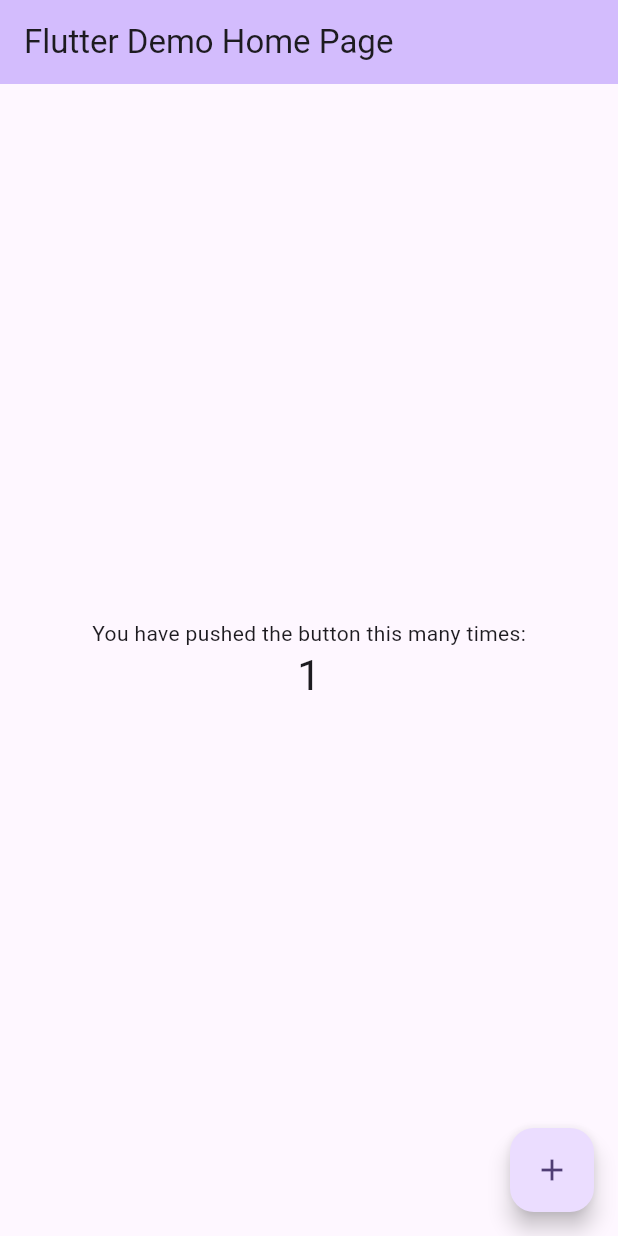
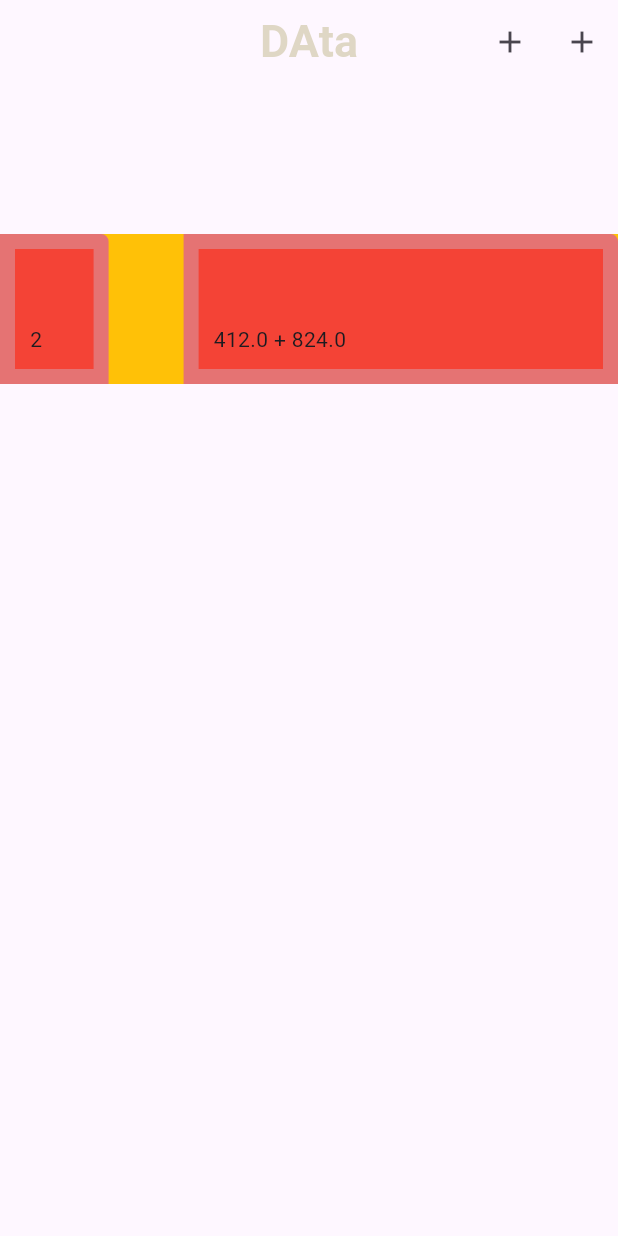
Before and after one commit to AboodAyyash/flutter-apr, a Flutter app: the screen it shows after launch, after a tap on the "add" icon, on a phone screen of 412 x 824 dp. Run offline on Flutter 3.47's test engine with Material 3 defaults, Android fonts, the phone set to English and light mode, and no system bars.

Commit message:
10-6-2024

```diff
--- a/lib/main.dart
+++ b/lib/main.dart
@@ -1,4 +1,5 @@
 import 'package:flutter/material.dart';
+import 'package:flutter/widgets.dart';
 
 void main() {
   runApp(const MyApp());
@@ -7,63 +8,146 @@ void main() {
 class MyApp extends StatelessWidget {
   const MyApp({super.key});
 
-  // This widget is the root of your application.
   @override
   Widget build(BuildContext context) {
     return MaterialApp(
       title: 'Flutter Demo',
+      debugShowCheckedModeBanner: false,
       theme: ThemeData(
         colorScheme: ColorScheme.fromSeed(seedColor: Colors.deepPurple),
+        appBarTheme: AppBarTheme(),
         useMaterial3: true,
       ),
-      home: const MyHomePage(title: 'Flutter Demo Home Page'),
+      home: const MyHomePage(),
     );
   }
 }
 
 class MyHomePage extends StatefulWidget {
-  final String title;
-  const MyHomePage({super.key, required this.title});
+  const MyHomePage({super.key});
 
   @override
   State<MyHomePage> createState() => _MyHomePageState();
 }
 
 class _MyHomePageState extends State<MyHomePage> {
-  int _counter = 0;
-
-  void _incrementCounter() {
-    setState(() {
-      _counter++;
-    });
-  }
-
+  int number = 0;
+  double screenWidth = double.infinity;
+  double screenHight = 0;
   @override
   Widget build(BuildContext context) {
+    screenWidth = MediaQuery.of(context).size.width;
+    screenHight = MediaQuery.of(context).size.height;
     return Scaffold(
       appBar: AppBar(
-        backgroundColor: Theme.of(context).colorScheme.inversePrimary,
-        title: Text(widget.title),
+        title: Text(
+          "DAta",
+          style: TextStyle(
+            fontSize: 30,
+            fontWeight: FontWeight.bold,
+            color: Colors.lime.shade900.withOpacity(0.25),
+          ),
+        ),
+        centerTitle: true,
+        actions: [
+          IconButton(
+            onPressed: () {
+              number += 2;
+              print(number);
+              setState(() {});
+            },
+            icon: Icon(Icons.add),
+          ),
+          IconButton(
+            onPressed: () {
+              number += 3;
+              print(number);
+              setState(() {});
+            },
+            icon: Icon(Icons.add),
+          ),
+        ],
       ),
-      body: Center(
-        child: Column(
-          mainAxisAlignment: MainAxisAlignment.center,
-          children: <Widget>[
-            const Text(
-              'You have pushed the button this many times:',
+      body: Column(
+        children: [
+          const SizedBox(height: 100),
+          Container(
+            color: Colors.amber,
+            child: Row(
+              children: [
+                Expanded(
+                  flex: 1,
+                  child: InkWell(
+                    onTap: () {
+                      number += 1;
+                      setState(() {});
+                    },
+                    child: Container(
+                      decoration: BoxDecoration(
+                        color: Colors.red,
+                        // borderRadius: BorderRadius.circular(5),
+                        borderRadius: const BorderRadius.only(
+                          topRight: Radius.circular(5),
+                        ),
+                        border: Border.all(
+                          color: Colors.red.shade300,
+                          width: 10,
+                        ),
+                      ),
+                      // margin: const EdgeInsets.all(20),
+                      padding: const EdgeInsets.only(left: 10, top: 50),
+                      height: 100,
+                      width: 100,
+                      child: Text("$number"),
+                      // alignment: Alignment.bottomLeft,
+                    ),
+                  ),
+                ),
+                const SizedBox(
+                  width: 50,
+                ),
+                Expanded(
+                  flex: 4,
+                  child: InkWell(
+                    onTap: () {
+                      number += 1;
+                      setState(() {});
+                    },
+                    child: Container(
+                      decoration: BoxDecoration(
+                        color: Colors.red,
+                        // borderRadius: BorderRadius.circular(5),
+                        borderRadius: const BorderRadius.only(
+                          topRight: Radius.circular(5),
+                        ),
+                        border: Border.all(
+                          color: Colors.red.shade300,
+                          width: 10,
+                        ),
+                      ),
+                      // margin: const EdgeInsets.all(20),
+                      padding: const EdgeInsets.only(left: 10, top: 50),
+                      height: 100,
+                      width: 100,
+                      child: Text("$screenWidth + $screenHight"),
+                      // alignment: Alignment.bottomLeft,
+                    ),
+                  ),
+                ),
+              ],
             ),
-            Text(
-              '$_counter',
-              style: Theme.of(context).textTheme.headlineMedium,
-            ),
-          ],
-        ),
-      ),
-      floatingActionButton: FloatingActionButton(
-        onPressed: _incrementCounter,
-        tooltip: 'Increment',
-        child: const Icon(Icons.add),
+          ),
+        ],
       ),
     );
   }
 }
+
+
+// /  *   -  +   =
+// 1  2  3   4   5
+// 6  7  8   9   0
+
+
+// 1 * 3 = 3
+// 6 - 4 = 2
```
